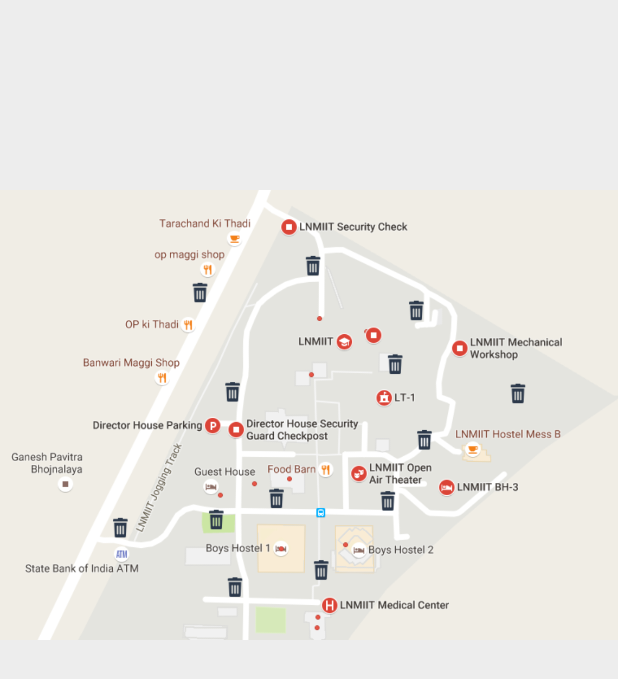
After one commit to kaushalbhardwaj/CleanCampus, an Android app: the layout layout_dustbin_map.xml on its own in the app's theme, with its tools: preview values and no code run, on a phone screen of 412 x 824 dp. The commit adds this screen. Shown: the top 679 px of the screen. Run offline under Robolectric (Android 15) with nearby library versions, the phone set to English and light mode, and no system bars.

Commit message:
dustbin location

```diff
--- /dev/null
+++ b/app/src/main/res/drawable/ic_rubbish_bin.xml
@@ -0,0 +1,5 @@
+<vector android:height="18dp" android:viewportHeight="408.483"
+    android:viewportWidth="408.483" android:width="18dp" xmlns:android="http://schemas.android.com/apk/res/android">
+    <path android:fillColor="#FFFFFF" android:pathData="M87.7,388.8c0.5,11 9.5,19.7 20.5,19.7h191.9c11,0 20.1,-8.7 20.5,-19.7l13.7,-289.3H74L87.7,388.8zM247.7,171.3c0,-4.6 3.7,-8.3 8.4,-8.3h13.4c4.6,0 8.4,3.7 8.4,8.3v165.3c0,4.6 -3.7,8.3 -8.4,8.3h-13.4c-4.6,0 -8.4,-3.7 -8.4,-8.3V171.3zM189.2,171.3c0,-4.6 3.7,-8.3 8.3,-8.3h13.4c4.6,0 8.3,3.7 8.3,8.3v165.3c0,4.6 -3.7,8.3 -8.3,8.3h-13.4c-4.6,0 -8.3,-3.7 -8.3,-8.3V171.3L189.2,171.3zM130.8,171.3c0,-4.6 3.7,-8.3 8.3,-8.3h13.4c4.6,0 8.3,3.7 8.3,8.3v165.3c0,4.6 -3.7,8.3 -8.3,8.3h-13.4c-4.6,0 -8.3,-3.7 -8.3,-8.3V171.3z"/>
+    <path android:fillColor="#FFFFFF" android:pathData="M343.6,21h-88.5V4.3c0,-2.4 -1.9,-4.3 -4.3,-4.3h-93c-2.4,0 -4.3,1.9 -4.3,4.3v16.7H64.9c-7.1,0 -12.9,5.8 -12.9,12.9V74.5h304.5V33.9C356.5,26.8 350.7,21 343.6,21z"/>
+</vector>
--- /dev/null
+++ b/app/src/main/res/layout/layout_dustbin_map.xml
@@ -0,0 +1,13 @@
+<?xml version="1.0" encoding="utf-8"?>
+<LinearLayout xmlns:android="http://schemas.android.com/apk/res/android"
+    xmlns:app="http://schemas.android.com/apk/res-auto"
+    android:orientation="vertical" android:layout_width="match_parent"
+    android:layout_height="match_parent"
+    android:background="#11424242">
+
+    <android.support.v7.widget.AppCompatImageView
+        android:layout_width="match_parent"
+        android:layout_height="wrap_content"
+        app:srcCompat="@drawable/lnmiitdustbin"
+        android:id="@+id/imageView2" />
+</LinearLayout>
```
Also changed, not shown: app/src/main/java/com/cleancampus/fragment/Profile.java (+12 -0 lines), app/src/main/res/layout/fragment_profile.xml (+13 -0 lines), app/src/main/res/drawable/lnmiitdustbin.png (added).
